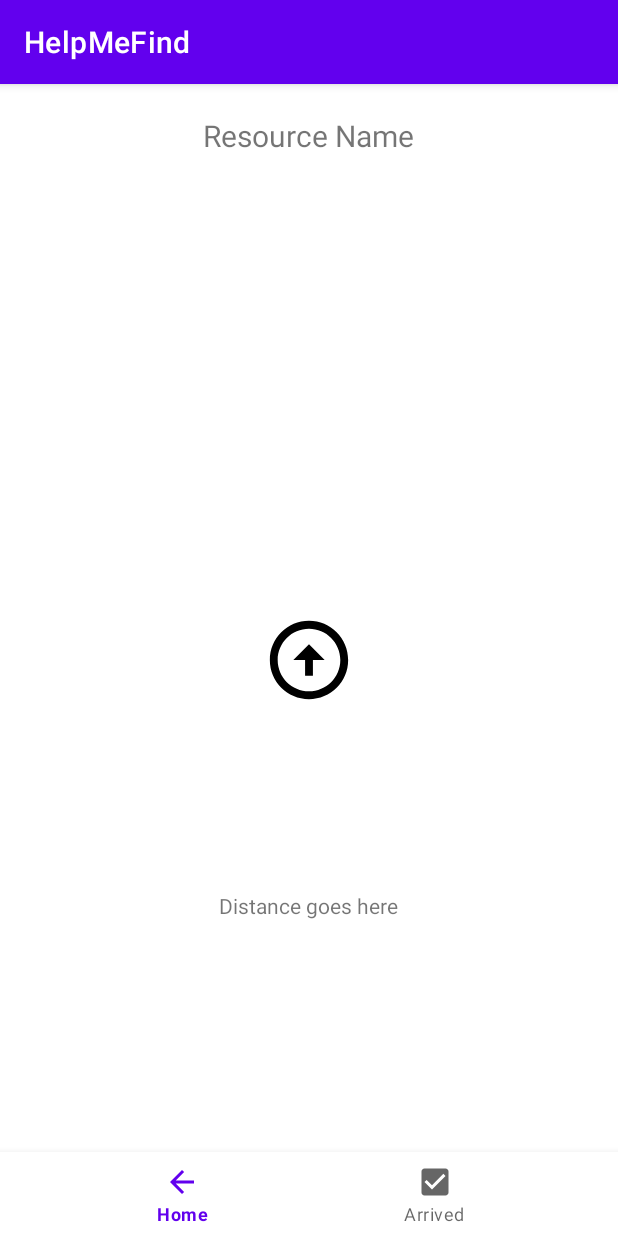
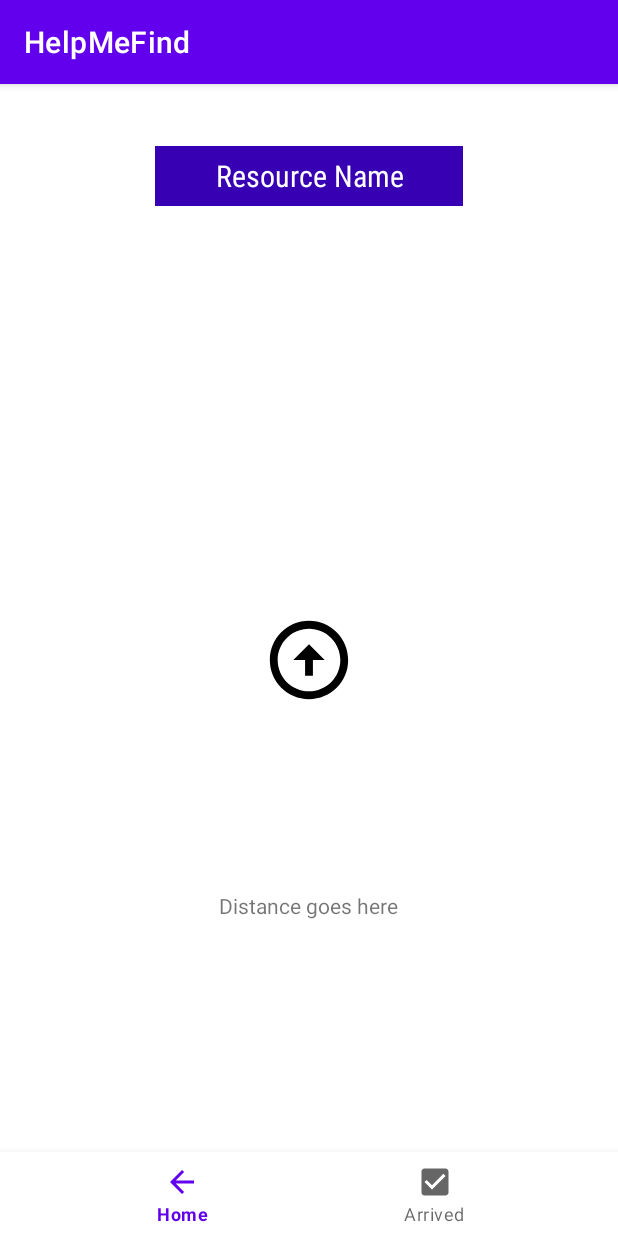
Before and after one commit to smoonUW/HelpMeFind, an Android app: the Wayfinder screen opened directly, with no data from a screen before it, on a phone screen of 412 x 824 dp. Run offline under Robolectric (Android 15) with nearby library versions, the light colour scheme and no system bars; 3 statements that could not run were skipped.

Commit message:
Small style changes to wayfinder view.

```diff
--- a/app/src/main/res/layout/activity_wayfinder.xml
+++ b/app/src/main/res/layout/activity_wayfinder.xml
@@ -9,12 +9,21 @@
     <TextView
         android:id="@+id/resourceName"
         android:layout_width="wrap_content"
-        android:layout_height="69dp"
+        android:layout_height="40dp"
+        android:layout_alignParentStart="true"
         android:layout_alignParentTop="true"
         android:layout_centerHorizontal="true"
-        android:layout_marginTop="0dp"
+        android:layout_marginStart="103dp"
+        android:layout_marginTop="41dp"
+        android:background="@color/purple_700"
+        android:backgroundTint="@color/purple_700"
+        android:fontFamily="sans-serif-condensed"
         android:gravity="center"
+        android:includeFontPadding="true"
+        android:paddingLeft="40dp"
+        android:paddingRight="40dp"
         android:text="Resource Name"
+        android:textColor="@color/white"
         android:textSize="20dp" />
 
     <ImageView
```
